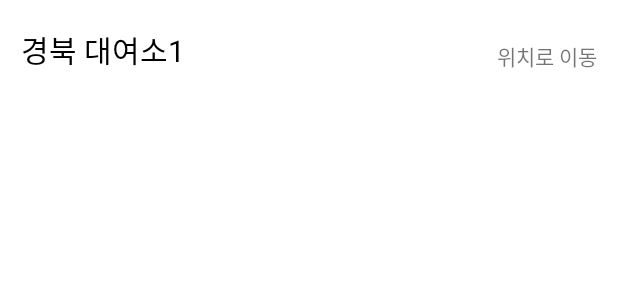
After one commit to Im-GeokJeong/Android, an Android app: the layout item_office_list.xml on its own in the app's theme, with its tools: preview values and no code run, on a phone screen of 412 x 824 dp. The commit adds this screen. Shown: the top 300 px of the screen. Run offline under Robolectric (Android 15) with nearby library versions, the phone set to English and light mode, and no system bars; network calls fail.

Commit message:
맵에 사업소 리스트

```diff
--- a/app/build.gradle
+++ b/app/build.gradle
@@ -56,6 +56,7 @@ dependencies {
     implementation 'androidx.test.ext:junit-ktx:1.1.3'
     implementation 'androidx.lifecycle:lifecycle-viewmodel-ktx:2.4.1'
     implementation "androidx.recyclerview:recyclerview:1.2.1"
+    implementation "androidx.fragment:fragment-ktx:1.3.0"
 
     // Network
     implementation "com.squareup.retrofit2:retrofit:$retrofitVersion"
--- a/app/src/main/java/com/im_geokjeong/repository/office/OfficeDataSource.kt
+++ b/app/src/main/java/com/im_geokjeong/repository/office/OfficeDataSource.kt
@@ -1,8 +1,10 @@
 package com.im_geokjeong.repository.office
 
+import com.im_geokjeong.model.OfficeRequest
 import com.im_geokjeong.model.OfficeResponse
 
 interface OfficeDataSource {
 
     suspend fun getOffices(): OfficeResponse
+    suspend fun postMachine(officeRequest: OfficeRequest): OfficeResponse
 }
--- a/app/src/main/java/com/im_geokjeong/repository/office/OfficeRepository.kt
+++ b/app/src/main/java/com/im_geokjeong/repository/office/OfficeRepository.kt
@@ -1,5 +1,6 @@
 package com.im_geokjeong.repository.office
 
+import com.im_geokjeong.model.OfficeRequest
 import com.im_geokjeong.model.OfficeResponse
 
 class OfficeRepository(
@@ -8,4 +9,8 @@ class OfficeRepository(
     suspend fun getOffices(): OfficeResponse {
         return remoteDataSource.getOffices()
     }
+
+    suspend fun getOfficeList(officeRequest: OfficeRequest): OfficeResponse {
+        return remoteDataSource.postMachine(officeRequest)
+    }
 }
--- a/app/src/main/java/com/im_geokjeong/repository/searchcrop/SearchCropDataSource.kt
+++ b/app/src/main/java/com/im_geokjeong/repository/searchcrop/SearchCropDataSource.kt
@@ -1,10 +1,7 @@
 package com.im_geokjeong.repository.searchcrop
 
 import com.im_geokjeong.model.CropResponse
-import com.im_geokjeong.model.OfficeRequest
-import com.im_geokjeong.model.OfficeResponse
 
 interface SearchCropDataSource {
     suspend fun getMachineList(cropName: String): CropResponse
-    suspend fun postMachine(officeRequest: OfficeRequest): OfficeResponse
 }
--- a/app/src/main/java/com/im_geokjeong/ui/searchcrop/MachineAdapter.kt
+++ b/app/src/main/java/com/im_geokjeong/ui/searchcrop/MachineAdapter.kt
@@ -6,10 +6,8 @@ import androidx.recyclerview.widget.DiffUtil
 import androidx.recyclerview.widget.ListAdapter
 import androidx.recyclerview.widget.RecyclerView
 import com.im_geokjeong.databinding.ItemMachineListBinding
-import com.im_geokjeong.databinding.ItemOfficeDetailBinding
-import com.im_geokjeong.model.Machine
 
-class MachineAdapter(private val viewModel: MachineListViewModel) : ListAdapter<String, MachineAdapter.MachineItemViewHolder>(
+class MachineAdapter(private val viewModel: SearchCropViewModel) : ListAdapter<String, MachineAdapter.MachineItemViewHolder>(
     MachineDiffCallback()
 ) {
     inner class MachineItemViewHolder(private val binding: ItemMachineListBinding) : RecyclerView.ViewHolder(binding.root) {
--- a/app/src/main/res/layout/fragment_office.xml
+++ b/app/src/main/res/layout/fragment_office.xml
@@ -19,7 +19,8 @@
         <androidx.recyclerview.widget.RecyclerView
             android:id="@+id/rvOfficeList"
             android:layout_width="match_parent"
-            android:layout_height="240dp"
+            android:layout_height="wrap_content"
+            app:layout_constraintHeight_max="240dp"
             app:layout_constraintStart_toStartOf="parent"
             app:layout_constraintEnd_toEndOf="parent"
             app:layout_constraintBottom_toBottomOf="parent"
--- a/app/src/main/res/layout/item_machine_list.xml
+++ b/app/src/main/res/layout/item_machine_list.xml
@@ -10,7 +10,7 @@
             type="String" />
         <variable
             name="viewModel"
-            type="com.im_geokjeong.ui.searchcrop.MachineListViewModel" />
+            type="com.im_geokjeong.ui.searchcrop.SearchCropViewModel" />
     </data>
 
     <androidx.constraintlayout.widget.ConstraintLayout
--- /dev/null
+++ b/app/src/main/res/layout/item_office_list.xml
@@ -0,0 +1,45 @@
+<?xml version="1.0" encoding="utf-8"?>
+<layout xmlns:android="http://schemas.android.com/apk/res/android"
+    xmlns:app="http://schemas.android.com/apk/res-auto"
+    xmlns:tools="http://schemas.android.com/tools">
+
+    <data>
+
+        <variable
+            name="viewModel"
+            type="com.im_geokjeong.ui.office.OfficeViewModel" />
+
+        <variable
+            name="office"
+            type="com.im_geokjeong.model.Office" />
+    </data>
+
+    <androidx.constraintlayout.widget.ConstraintLayout
+        android:layout_width="match_parent"
+        android:layout_height="wrap_content"
+        android:onClick="@{() -> viewModel.movePoint(office.name)}"
+        android:background="@color/white">
+
+        <TextView
+            android:id="@+id/tvOfficeName"
+            style="@style/TextHeadline20"
+            android:layout_width="0dp"
+            android:layout_height="wrap_content"
+            android:layout_marginStart="14dp"
+            android:layout_marginTop="18dp"
+            android:text="@{office.name}"
+            app:layout_constraintBottom_toBottomOf="parent"
+            app:layout_constraintStart_toStartOf="parent"
+            app:layout_constraintTop_toTopOf="parent"
+            tools:text="경북 대여소1" />
+
+        <TextView
+            android:layout_width="wrap_content"
+            android:layout_height="wrap_content"
+            android:layout_marginEnd="14dp"
+            android:text="위치로 이동"
+            app:layout_constraintBottom_toBottomOf="@id/tvOfficeName"
+            app:layout_constraintEnd_toEndOf="parent" />
+
+    </androidx.constraintlayout.widget.ConstraintLayout>
+</layout>
--- a/app/src/main/res/layout/popup_slideup.xml
+++ b/app/src/main/res/layout/popup_slideup.xml
@@ -19,7 +19,7 @@
         android:background="@color/white">
         <!-- Header -->
         <TextView
-            android:id="@+id/tvPopupOfficeName"
+            android:id="@+id/tvOfficeName"
             style="@style/TextHeadline20.Bold"
             android:layout_width="0dp"
             android:layout_height="wrap_content"
@@ -39,7 +39,7 @@
             android:layout_marginTop="7dp"
             android:background="@drawable/ic_location_on_black_24dp"
             android:backgroundTint="@color/green_main"
-            app:layout_constraintStart_toStartOf="@id/tvPopupOfficeName"
+            app:layout_constraintStart_toStartOf="@id/tvOfficeName"
             app:layout_constraintTop_toTopOf="@id/tvPopupRoadAddress" />
 
         <TextView
@@ -51,7 +51,7 @@
             android:text="@string/mapDetail"
             android:textColor="@color/black"
             app:layout_constraintEnd_toEndOf="parent"
-            app:layout_constraintTop_toTopOf="@id/tvPopupOfficeName" />
+            app:layout_constraintTop_toTopOf="@id/tvOfficeName" />
 
         <TextView
             android:id="@+id/tvPopupRoadAddress"
```
Also changed, not shown: app/src/main/java/com/im_geokjeong/repository/office/OfficeRemoteDataSource.kt (+6 -1 lines), app/src/main/java/com/im_geokjeong/repository/searchcrop/SearchCropRemoteDataSource.kt (+2 -8 lines), app/src/main/java/com/im_geokjeong/repository/searchcrop/SearchCropRepository.kt (+0 -7 lines), app/src/main/java/com/im_geokjeong/ui/common/ViewModelFactory.kt (+7 -6 lines), app/src/main/java/com/im_geokjeong/ui/office/OfficeAdapter.kt (+6 -4 lines), app/src/main/java/com/im_geokjeong/ui/office/OfficeFragment.kt (+38 -27 lines), app/src/main/java/com/im_geokjeong/ui/office/OfficeViewModel.kt (+18 -5 lines), app/src/main/java/com/im_geokjeong/ui/searchcrop/MachineListViewModel.kt (deleted, +0 -40 lines), app/src/main/java/com/im_geokjeong/ui/searchcrop/SearchCropFragment.kt (+15 -26 lines), app/src/main/java/com/im_geokjeong/ui/searchcrop/SearchCropViewModel.kt (added, +30 -0 lines), app/src/main/res/navigation/main_navigation.xml (+12 -0 lines).
